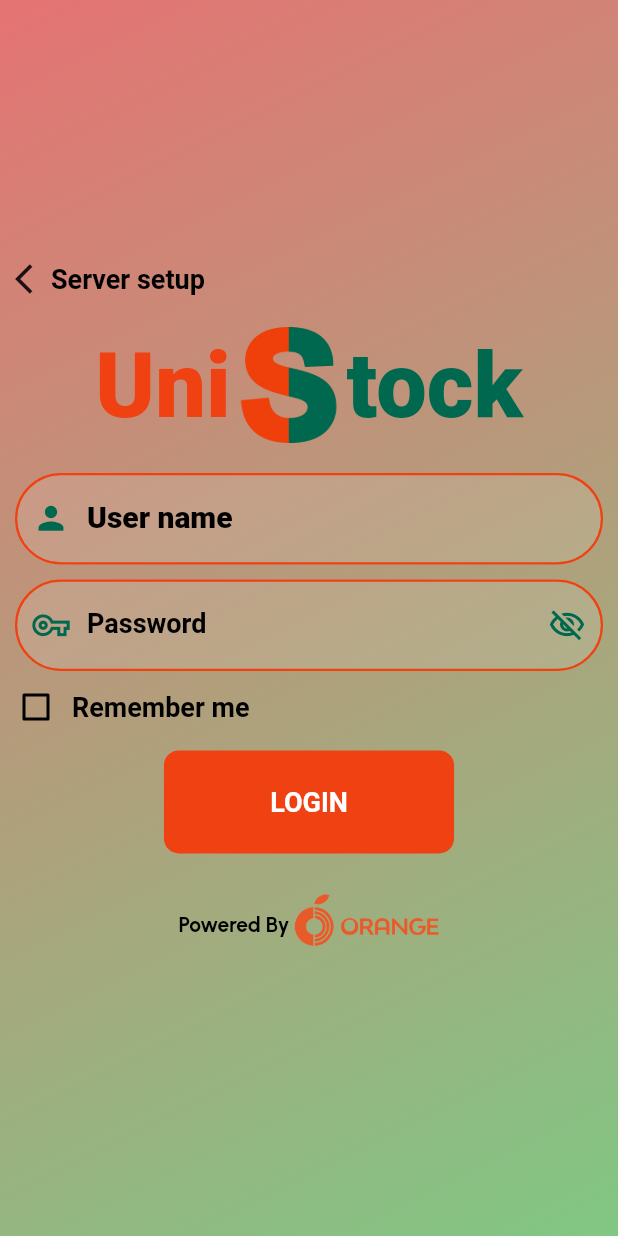
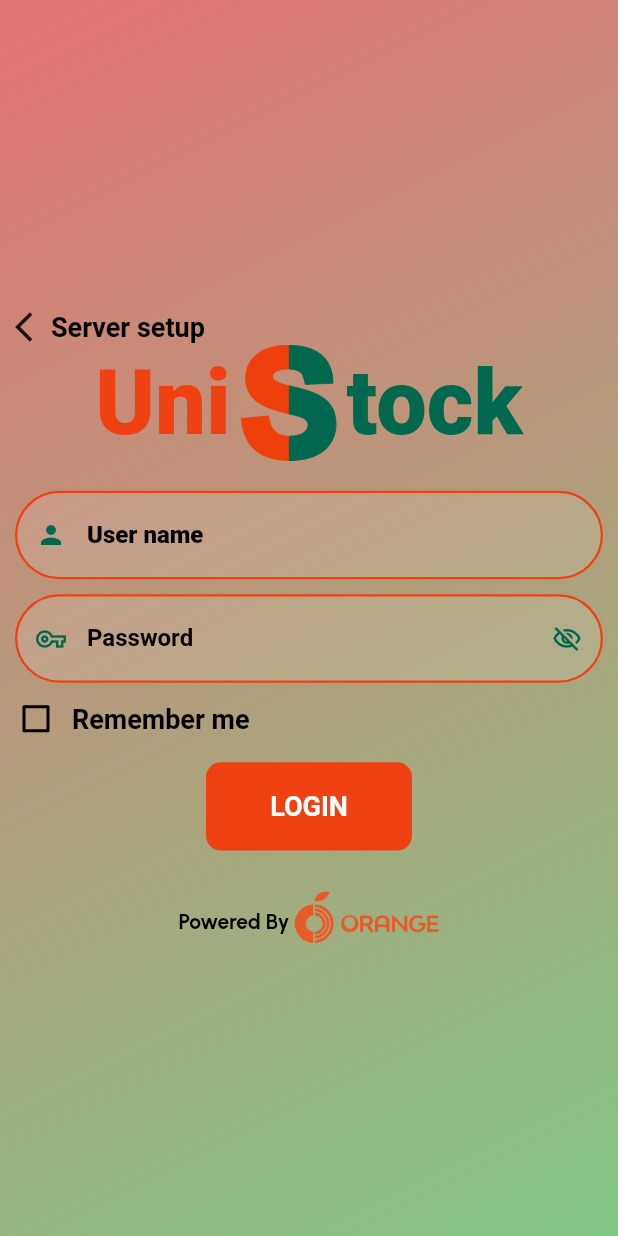
Before and after one commit to asmfahim1/zebra_scanner_final, a Flutter app: the LoginScreen screen opened directly, on a phone screen of 412 x 824 dp. Run offline on Flutter 3.47's test engine with Material 2 defaults, Android fonts, the phone set to English and light mode, and no system bars; our stand-ins replace bot_toast, device_info, get, google_fonts, shared_preferences, sqflite; missing offline and left inert: flutter_datawedge; accounts and stored records are empty.

Commit message:
fahim updated login screen

```diff
--- a/lib/view/login_screen.dart
+++ b/lib/view/login_screen.dart
@@ -40,6 +40,7 @@ class _LoginScreenState extends State<LoginScreen> {
           child: Column(
             mainAxisAlignment: MainAxisAlignment.center,
             children: [
+              SizedBox(height: 30,),
               Padding(
                 padding: const EdgeInsets.symmetric(horizontal: 10),
                 child: GestureDetector(
@@ -62,9 +63,7 @@ class _LoginScreenState extends State<LoginScreen> {
                   ),
                 ),
               ),
-              Padding(
-                padding: const EdgeInsets.only(top: 20),
-                child: Row(
+              Row(
                 mainAxisAlignment: MainAxisAlignment.center,
                 children: [
                   const Text("Uni",
@@ -85,7 +84,6 @@ class _LoginScreenState extends State<LoginScreen> {
                   ),
                 ],
               ),
-              ),
               Padding(
                 padding: const EdgeInsets.only(top: 20),
                 child: Form(
@@ -100,7 +98,7 @@ class _LoginScreenState extends State<LoginScreen> {
                           server: loginController.user,
                           icon: const Icon(
                             Icons.person,
-                            size: 25,
+                            size: 20,
                             color: ConstantColors.uniGreen,
                           )),
                       const SizedBox(
@@ -113,7 +111,7 @@ class _LoginScreenState extends State<LoginScreen> {
                           server: loginController.pass,
                           prefIcon: const Icon(
                             Icons.vpn_key_outlined,
-                            size: 25,
+                            size: 20,
                             color: ConstantColors.uniGreen,
                           ),
                           obscureText: loginController.obscureText.value,
@@ -125,7 +123,7 @@ class _LoginScreenState extends State<LoginScreen> {
                                 loginController.obscureText.value
                                     ? Icons.visibility_off_outlined
                                     : Icons.remove_red_eye_outlined,
-                                size: 25,
+                                size: 20,
                                 color: loginController.obscureText.value
                                     ? ConstantColors.uniGreen
                                     : ConstantColors.comColor,
@@ -167,8 +165,8 @@ class _LoginScreenState extends State<LoginScreen> {
                           loginController.loginMethod(context);
                         },
                         child: Container(
-                          height: MediaQuery.of(context).size.width / 6,
-                          width: MediaQuery.of(context).size.width / 2.13,
+                          height: MediaQuery.of(context).size.width / 7,
+                          width: MediaQuery.of(context).size.width / 3,
                           decoration: BoxDecoration(
                             borderRadius: BorderRadius.circular(10.0),
                             color: ConstantColors.comColor,
--- a/lib/view/manual_entry/manual_entry_screen.dart
+++ b/lib/view/manual_entry/manual_entry_screen.dart
@@ -222,6 +222,15 @@ class _ManualEntryState extends State<ManualEntry> {
                 ),
               ),
               const SizedBox(height: 20,),
+              Padding(
+                padding: const EdgeInsets.symmetric(horizontal: 20),
+                child: Row(
+                  mainAxisAlignment: MainAxisAlignment.start,
+                  children: const [
+                    Text('Last added product', style: TextStyle(fontSize: 16, fontWeight: FontWeight.bold),),
+                  ],
+                ),
+              ),
               if(widget.mode == 'Online')...[
                 if(manual.manualAddedProduct == null)...[
                   Card(
--- a/lib/widgets/reusable_passfield.dart
+++ b/lib/widgets/reusable_passfield.dart
@@ -48,11 +48,11 @@ class ReusableTextPassField extends StatelessWidget {
           filled: true,
           hintText: hintText,
           hintStyle: const TextStyle(
-              color: Colors.black54, fontSize: 18, fontWeight: FontWeight.w600),
+              color: Colors.black54, fontSize: 16, fontWeight: FontWeight.w600),
           fillColor: Colors.white10,
           labelText: labelText,
           labelStyle: const TextStyle(
-              color: Colors.black, fontSize: 18, fontWeight: FontWeight.w600),
+              color: Colors.black, fontSize: 16, fontWeight: FontWeight.w600),
         ),
         obscureText: obscureText!,
         obscuringCharacter: '*',
--- a/lib/widgets/reusable_textfield.dart
+++ b/lib/widgets/reusable_textfield.dart
@@ -43,11 +43,11 @@ class ReusableTextFormField extends StatelessWidget {
           filled: true,
           hintText: hintText,
           hintStyle: const TextStyle(
-              color: Colors.black54, fontSize: 18, fontWeight: FontWeight.w600),
+              color: Colors.black54, fontSize: 16, fontWeight: FontWeight.w600),
           fillColor: Colors.white10,
           labelText: labelText,
           labelStyle: const TextStyle(
-              color: Colors.black, fontSize: 20, fontWeight: FontWeight.w800),
+              color: Colors.black, fontSize: 16, fontWeight: FontWeight.w800),
         ),
       ),
     );
```
Lines whose indentation alone changed are shown as unchanged.
